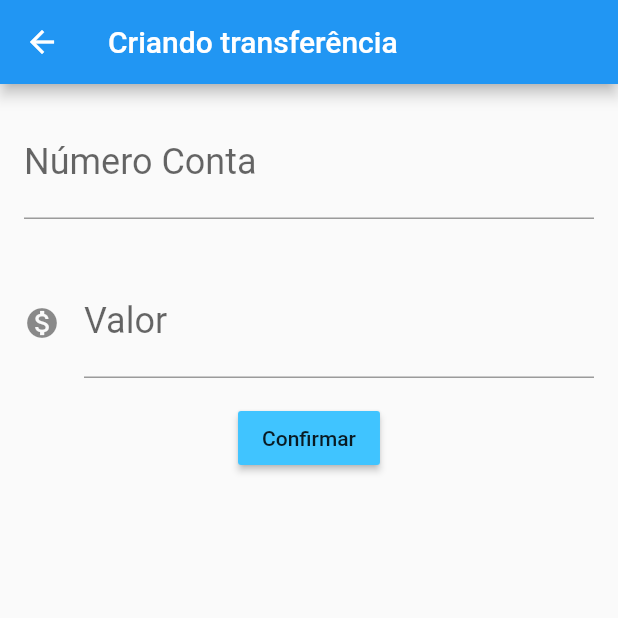
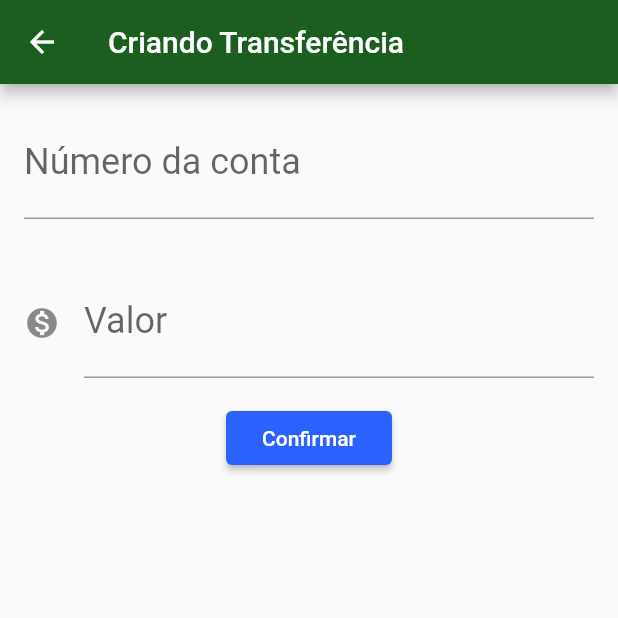
Before and after one commit to LucianoGb/formacao-flutter-alura, a Flutter app: the screen it shows after launch, after a tap on the "add" icon, on a phone screen of 412 x 824 dp, the top half of it. Run offline on Flutter 3.47's test engine with Material 2 defaults, Android fonts, the phone set to English and light mode, and no system bars.

Commit message:
Componentização dos widgets e finalização do curso

```diff
--- /dev/null
+++ b/fundamentos/bytebank/lib/components/editor.dart
@@ -0,0 +1,32 @@
+import 'package:flutter/material.dart';
+
+class Editor extends StatelessWidget {
+  final TextEditingController controlador;
+  final String rotulo;
+  final String dica;
+  final IconData icone;
+
+  Editor({
+    this.controlador,
+    this.rotulo,
+    this.dica,
+    this.icone,
+  });
+
+  @override
+  Widget build(BuildContext context) {
+    return Padding(
+      padding: const EdgeInsets.all(16.0),
+      child: TextField(
+        controller: controlador,
+        style: TextStyle(fontSize: 24.0),
+        decoration: InputDecoration(
+          icon: icone != null ? Icon(icone) : null,
+          labelText: rotulo,
+          hintText: dica,
+        ),
+        keyboardType: TextInputType.number,
+      ),
+    );
+  }
+}
--- a/fundamentos/bytebank/lib/main.dart
+++ b/fundamentos/bytebank/lib/main.dart
@@ -1,142 +1,21 @@
+import 'package:bytebank/screens/transferencia/lista.dart';
 import 'package:flutter/material.dart';
 
-main() => runApp(ByteBankApp());
+void main() => runApp(BytebankApp());
 
-class ByteBankApp extends StatelessWidget {
+class BytebankApp extends StatelessWidget {
   @override
   Widget build(BuildContext context) {
     return MaterialApp(
-        home: Scaffold(
-      body: ListaTransferencia(),
-    ));
-  }
-}
-
-class FormularioTransferencia extends StatelessWidget {
-  final TextEditingController _controladorCampoNumeroConta =
-      TextEditingController();
-  final TextEditingController _controladorCampoValor = TextEditingController();
-
-  @override
-  Widget build(BuildContext context) {
-    return Scaffold(
-      appBar: AppBar(
-        title: Text('Criando transferência'),
+      theme: ThemeData(
+        primaryColor: Colors.green[900],
+        accentColor: Colors.blueAccent[700],
+        buttonTheme: ButtonThemeData(
+          buttonColor: Colors.blueAccent[700],
+          textTheme: ButtonTextTheme.primary,
+        ),
       ),
-      body: Column(
-        // mainAxisAlignment: MainAxisAlignment.center,
-        children: [
-          Editor(
-            controlador: _controladorCampoNumeroConta,
-            dica: '0000-0',
-            rotulo: "Número Conta",
-          ),
-          Editor(
-              controlador: _controladorCampoValor,
-              dica: '0.00',
-              rotulo: "Valor",
-              icone: Icons.monetization_on),
-          RaisedButton(
-            color: Colors.lightBlueAccent,
-            child: Text('Confirmar'),
-            onPressed: () => _criaTransferencia(context),
-          )
-        ],
-      ),
-    );
-  }
-
-  void _criaTransferencia(BuildContext context) {
-    final int numeroConta = int.tryParse(_controladorCampoNumeroConta.text);
-    final double valor = double.tryParse(_controladorCampoValor.text);
-    if (numeroConta != null && valor != null) {
-      final transferenciaCriada = Transferencia(valor, numeroConta);
-      debugPrint('$transferenciaCriada');
-      Navigator.pop(context, transferenciaCriada);
-    }
-  }
-}
-
-class Editor extends StatelessWidget {
-  final TextEditingController controlador;
-  final String rotulo;
-  final String dica;
-  final IconData icone;
-
-  Editor({this.controlador, this.rotulo, this.dica, this.icone});
-
-  @override
-  Widget build(BuildContext context) {
-    return Padding(
-      padding: const EdgeInsets.all(16.0),
-      child: TextField(
-        controller: controlador,
-        style: TextStyle(
-          fontSize: 24.0,
-        ),
-        decoration: InputDecoration(
-          icon: icone != null ? Icon(icone) : null,
-          labelText: rotulo,
-          hintText: dica,
-        ),
-        keyboardType: TextInputType.number,
-      ),
+      home: ListaTransferencias(),
     );
   }
 }
-
-class ListaTransferencia extends StatelessWidget {
-  @override
-  Widget build(BuildContext context) {
-    return Scaffold(
-      appBar: AppBar(
-        title: Text("Tranferência"),
-      ),
-      body: Column(
-        children: [
-          ItemTransferencia(Transferencia(100.0, 1000)),
-          ItemTransferencia(Transferencia(200.0, 1000)),
-        ],
-      ),
-      floatingActionButton: FloatingActionButton(
-        onPressed: () {
-          final Future<Transferencia> future =
-              Navigator.push(context, MaterialPageRoute(builder: (context) {
-            return FormularioTransferencia();
-          }));
-          future.then((transferenciaCriada) => debugPrint('Chegou no then'));
-        },
-        child: Icon(Icons.add),
-      ),
-    );
-  }
-}
-
-class Transferencia {
-  final double valor;
-  final int numeroConta;
-
-  Transferencia(this.valor, this.numeroConta);
-
-  @override
-  String toString() {
-    return 'Transferencia{valor: $valor, numeroConta: $numeroConta}';
-  }
-}
-
-class ItemTransferencia extends StatelessWidget {
-  final Transferencia _transferencia;
-
-  ItemTransferencia(this._transferencia);
-
-  @override
-  Widget build(BuildContext context) {
-    return Card(
-      child: ListTile(
-        leading: Icon(Icons.monetization_on_rounded),
-        title: Text("R\$ " + " " + _transferencia.valor.toString()),
-        subtitle: Text(_transferencia.numeroConta.toString()),
-      ),
-    );
-  }
-}
--- /dev/null
+++ b/fundamentos/bytebank/lib/models/transferencia.dart
@@ -0,0 +1,14 @@
+class Transferencia {
+  final double valor;
+  final int numeroConta;
+
+  Transferencia(
+    this.valor,
+    this.numeroConta,
+  );
+
+  @override
+  String toString() {
+    return 'Transferencia{valor: $valor, numeroConta: $numeroConta}';
+  }
+}
--- /dev/null
+++ b/fundamentos/bytebank/lib/screens/transferencia/formulario.dart
@@ -0,0 +1,64 @@
+import 'package:bytebank/components/editor.dart';
+import 'package:bytebank/models/transferencia.dart';
+import 'package:flutter/material.dart';
+
+const _tituloAppBar = 'Criando Transferência';
+
+const _rotuloCampoValor = 'Valor';
+const _dicaCampoValor = '0.00';
+
+const _rotuloCampoNumeroConta = 'Número da conta';
+const _dicaCampoNumeroConta = '0000';
+
+const _textoBotaoConfirmar = 'Confirmar';
+
+class FormularioTransferencia extends StatefulWidget {
+  @override
+  State<StatefulWidget> createState() {
+    return FormularioTransferenciaState();
+  }
+}
+
+class FormularioTransferenciaState extends State<FormularioTransferencia> {
+  final TextEditingController _controladorCampoNumeroConta =
+      TextEditingController();
+  final TextEditingController _controladorCampoValor = TextEditingController();
+
+  @override
+  Widget build(BuildContext context) {
+    return Scaffold(
+        appBar: AppBar(
+          title: Text(_tituloAppBar),
+        ),
+        body: SingleChildScrollView(
+          child: Column(
+            children: <Widget>[
+              Editor(
+                controlador: _controladorCampoNumeroConta,
+                dica: _dicaCampoNumeroConta,
+                rotulo: _rotuloCampoNumeroConta,
+              ),
+              Editor(
+                dica: _dicaCampoValor,
+                controlador: _controladorCampoValor,
+                rotulo: _rotuloCampoValor,
+                icone: Icons.monetization_on,
+              ),
+              RaisedButton(
+                child: Text(_textoBotaoConfirmar),
+                onPressed: () => _criaTransferencia(context),
+              ),
+            ],
+          ),
+        ));
+  }
+
+  void _criaTransferencia(BuildContext context) {
+    final int numeroConta = int.tryParse(_controladorCampoNumeroConta.text);
+    final double valor = double.tryParse(_controladorCampoValor.text);
+    if (numeroConta != null && valor != null) {
+      final transferenciaCriada = Transferencia(valor, numeroConta);
+      Navigator.pop(context, transferenciaCriada);
+    }
+  }
+}
--- /dev/null
+++ b/fundamentos/bytebank/lib/screens/transferencia/lista.dart
@@ -0,0 +1,66 @@
+import 'package:bytebank/models/transferencia.dart';
+import 'package:bytebank/screens/transferencia/formulario.dart';
+import 'package:flutter/material.dart';
+
+const _tituloAppBar = 'Transferências';
+
+class ListaTransferencias extends StatefulWidget {
+  final List<Transferencia> _transferencias = List();
+
+  @override
+  State<StatefulWidget> createState() {
+    return ListaTransferenciasState();
+  }
+}
+
+class ListaTransferenciasState extends State<ListaTransferencias> {
+  @override
+  Widget build(BuildContext context) {
+    return Scaffold(
+      appBar: AppBar(
+        title: Text(_tituloAppBar),
+      ),
+      body: ListView.builder(
+        itemCount: widget._transferencias.length,
+        itemBuilder: (context, indice) {
+          final transferencia = widget._transferencias[indice];
+          return ItemTransferencia(transferencia);
+        },
+      ),
+      floatingActionButton: FloatingActionButton(
+        child: Icon(Icons.add),
+        onPressed: () {
+          Navigator.push(context, MaterialPageRoute(builder: (context) {
+            return FormularioTransferencia();
+          })).then(
+            (transferenciaRecebida) => _atualiza(transferenciaRecebida),
+          );
+        },
+      ),
+    );
+  }
+
+  void _atualiza(Transferencia transferenciaRecebida) {
+    if (transferenciaRecebida != null) {
+      setState(() {
+        widget._transferencias.add(transferenciaRecebida);
+      });
+    }
+  }
+}
+
+class ItemTransferencia extends StatelessWidget {
+  final Transferencia _transferencia;
+
+  ItemTransferencia(this._transferencia);
+
+  @override
+  Widget build(BuildContext context) {
+    return Card(
+        child: ListTile(
+      leading: Icon(Icons.monetization_on),
+      title: Text(_transferencia.valor.toString()),
+      subtitle: Text(_transferencia.numeroConta.toString()),
+    ));
+  }
+}
```
